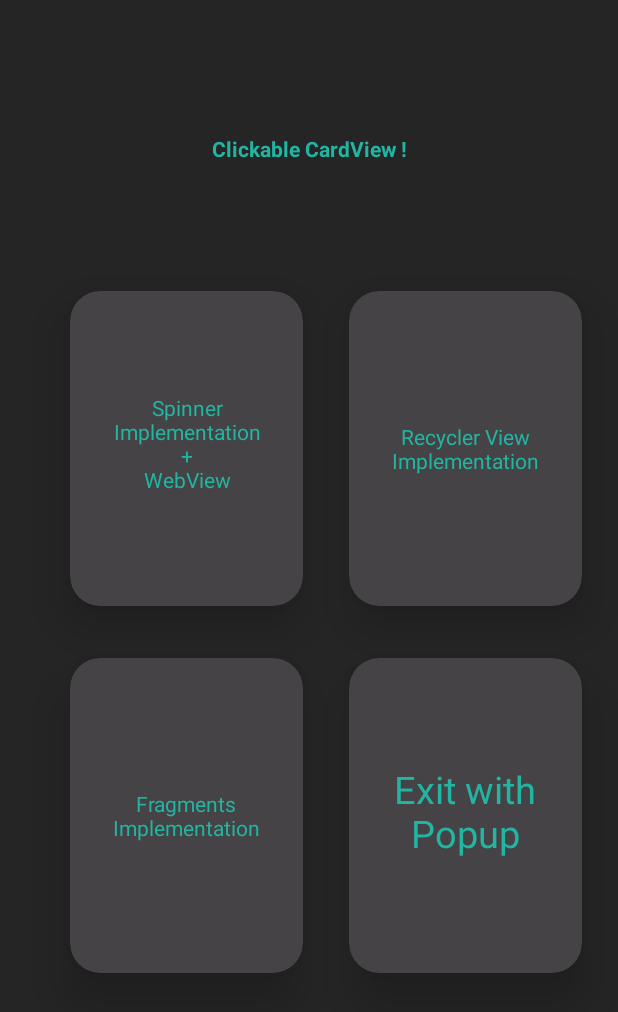
After one commit to Mandar800/PracticeAndroid-Application, an Android app: the layout activity_main_home.xml on its own in the app's theme, with its tools: preview values and no code run, on a phone screen of 412 x 824 dp. The commit adds this screen. Shown: the top 1012 px of the screen. Run offline under Robolectric (Android 15) with nearby library versions, the phone set to English and light mode, and no system bars; Roboto replaces fonts that are not available here.

Commit message:
new activity

```diff
--- /dev/null
+++ b/app/src/main/java/com/example/test/MainHome.java
@@ -0,0 +1,38 @@
+package com.example.test;
+
+import android.content.Intent;
+import android.support.v7.app.AppCompatActivity;
+import android.os.Bundle;
+import android.support.v7.widget.CardView;
+import android.view.View;
+
+public class MainHome extends AppCompatActivity implements View.OnClickListener {
+    private CardView card1,card2,card3,card4;
+    @Override
+    protected void onCreate(Bundle savedInstanceState) {
+        super.onCreate(savedInstanceState);
+        setContentView(R.layout.activity_main_home);
+        card1=(CardView)findViewById(R.id.cardView2);
+        card2=(CardView)findViewById(R.id.cardView5);
+        card3=(CardView)findViewById(R.id.cardView4);
+        card4=(CardView)findViewById(R.id.cardView3);
+        card1.setOnClickListener(this);
+        card2.setOnClickListener(this);
+        card3.setOnClickListener(this);
+        card4.setOnClickListener(this);
+    }
+
+    @Override
+    public void onClick(View v) {
+        Intent i;
+        switch(v.getId()){
+            case R.id.cardView2: i=new Intent(this,MainActivity.class);startActivity(i); break;
+            case R.id.cardView5: i=new Intent(this,recy.class);startActivity(i); break;
+            case R.id.cardView4: i=new Intent(this,frag.class);startActivity(i); break;
+            case R.id.cardView3:
+
+        }
+
+
+    }
+}
--- /dev/null
+++ b/app/src/main/java/com/example/test/frag.java
@@ -0,0 +1,13 @@
+package com.example.test;
+
+import android.support.v7.app.AppCompatActivity;
+import android.os.Bundle;
+
+public class frag extends AppCompatActivity {
+
+    @Override
+    protected void onCreate(Bundle savedInstanceState) {
+        super.onCreate(savedInstanceState);
+        setContentView(R.layout.activity_frag);
+    }
+}
--- a/app/src/main/java/com/example/test/home.java
+++ b/app/src/main/java/com/example/test/home.java
@@ -6,7 +6,7 @@ import android.support.v7.app.AppCompatActivity;
 import android.os.Bundle;
 
 public class home extends AppCompatActivity {
-    private static int SPLASH_TIME_OUT = 1000;
+    private static int SPLASH_TIME_OUT = 2000;
     @Override
     protected void onCreate(Bundle savedInstanceState) {
         super.onCreate(savedInstanceState);
@@ -15,7 +15,7 @@ public class home extends AppCompatActivity {
         new Handler().postDelayed(new Runnable() {
             @Override
             public void run() {
-                Intent homeintent = new Intent(home.this,MainActivity.class);
+                Intent homeintent = new Intent(home.this,MainHome.class);
                 startActivity(homeintent);
                 finish();
             }
--- /dev/null
+++ b/app/src/main/java/com/example/test/recy.java
@@ -0,0 +1,13 @@
+package com.example.test;
+
+import android.support.v7.app.AppCompatActivity;
+import android.os.Bundle;
+
+public class recy extends AppCompatActivity {
+
+    @Override
+    protected void onCreate(Bundle savedInstanceState) {
+        super.onCreate(savedInstanceState);
+        setContentView(R.layout.activity_recy);
+    }
+}
--- /dev/null
+++ b/app/src/main/res/layout/activity_frag.xml
@@ -0,0 +1,9 @@
+<?xml version="1.0" encoding="utf-8"?>
+<android.support.constraint.ConstraintLayout xmlns:android="http://schemas.android.com/apk/res/android"
+    xmlns:app="http://schemas.android.com/apk/res-auto"
+    xmlns:tools="http://schemas.android.com/tools"
+    android:layout_width="match_parent"
+    android:layout_height="match_parent"
+    tools:context=".frag">
+
+</android.support.constraint.ConstraintLayout>
--- a/app/src/main/res/layout/activity_home.xml
+++ b/app/src/main/res/layout/activity_home.xml
@@ -19,18 +19,20 @@
         android:padding="10dp"
         android:text="Welcome To MyAPP"
         android:textAlignment="center"
+        android:textAllCaps="false"
         android:textColor="@color/light"
         android:textSize="25dp"
+        android:textStyle="bold"
         app:layout_constraintBottom_toBottomOf="parent"
         app:layout_constraintEnd_toEndOf="parent"
         app:layout_constraintHorizontal_bias="0.492"
         app:layout_constraintStart_toStartOf="parent"
         app:layout_constraintTop_toTopOf="parent"
-        app:layout_constraintVertical_bias="0.416" />
+        app:layout_constraintVertical_bias="0.463" />
 
     <TextView
         android:id="@+id/textView2"
-        android:layout_width="295dp"
+        android:layout_width="172dp"
         android:layout_height="54dp"
         android:layout_marginStart="8dp"
         android:layout_marginTop="8dp"
@@ -47,4 +49,21 @@
         app:layout_constraintStart_toStartOf="parent"
         app:layout_constraintTop_toBottomOf="@+id/textView3"
         app:layout_constraintVertical_bias="0.975" />
+
+    <ImageView
+        android:id="@+id/imageView2"
+        android:layout_width="40dp"
+        android:layout_height="43dp"
+        android:layout_marginStart="8dp"
+        android:layout_marginTop="8dp"
+        android:layout_marginEnd="8dp"
+        android:layout_marginBottom="8dp"
+        android:src="@drawable/world"
+        app:layout_constraintBottom_toBottomOf="parent"
+        app:layout_constraintEnd_toEndOf="parent"
+        app:layout_constraintHorizontal_bias="0.76"
+        app:layout_constraintStart_toStartOf="parent"
+        app:layout_constraintTop_toBottomOf="@+id/textView3"
+        app:layout_constraintVertical_bias="0.943" />
+
 </android.support.constraint.ConstraintLayout>
--- /dev/null
+++ b/app/src/main/res/layout/activity_main_home.xml
@@ -0,0 +1,183 @@
+<?xml version="1.0" encoding="utf-8"?>
+<android.support.constraint.ConstraintLayout xmlns:android="http://schemas.android.com/apk/res/android"
+    xmlns:app="http://schemas.android.com/apk/res-auto"
+    xmlns:tools="http://schemas.android.com/tools"
+    android:layout_width="match_parent"
+    android:layout_height="match_parent"
+    android:background="@color/darkgrey"
+    tools:context=".MainHome">
+
+    <android.support.v7.widget.CardView
+        android:id="@+id/cardView5"
+        android:layout_width="155dp"
+        android:layout_height="210dp"
+        android:layout_marginTop="8dp"
+        android:layout_marginEnd="24dp"
+        android:layout_marginBottom="8dp"
+        app:cardBackgroundColor="@color/dark"
+        app:cardCornerRadius="20dp"
+        app:layout_constraintBottom_toTopOf="@+id/cardView3"
+        app:layout_constraintEnd_toEndOf="parent"
+        app:layout_constraintTop_toTopOf="parent"
+        app:cardElevation="20dp"
+
+        app:layout_constraintVertical_bias="0.876">
+
+        <android.support.constraint.ConstraintLayout
+            android:layout_width="match_parent"
+            android:layout_height="match_parent">
+
+            <TextView
+                android:id="@+id/textView6"
+                android:layout_width="wrap_content"
+                android:layout_height="wrap_content"
+                android:layout_marginStart="8dp"
+                android:layout_marginTop="8dp"
+                android:layout_marginEnd="8dp"
+                android:layout_marginBottom="8dp"
+                android:text="Recycler View Implementation"
+                android:textAlignment="center"
+                android:textColor="@color/light"
+                app:layout_constraintBottom_toBottomOf="parent"
+                app:layout_constraintEnd_toEndOf="parent"
+                app:layout_constraintStart_toStartOf="parent"
+                app:layout_constraintTop_toTopOf="parent" />
+        </android.support.constraint.ConstraintLayout>
+    </android.support.v7.widget.CardView>
+
+    <android.support.v7.widget.CardView
+        android:id="@+id/cardView2"
+        android:layout_width="155dp"
+        android:layout_height="210dp"
+        android:layout_marginStart="24dp"
+        android:layout_marginTop="8dp"
+        android:layout_marginEnd="8dp"
+        android:layout_marginBottom="8dp"
+        app:cardBackgroundColor="@color/dark"
+        app:cardCornerRadius="20dp"
+        app:layout_constraintBottom_toTopOf="@+id/cardView4"
+        app:layout_constraintEnd_toStartOf="@+id/cardView5"
+        app:layout_constraintStart_toStartOf="parent"
+        app:layout_constraintTop_toTopOf="parent"
+        app:layout_constraintVertical_bias="0.876"
+        app:cardElevation="20dp">
+
+        <android.support.constraint.ConstraintLayout
+            android:layout_width="match_parent"
+            android:layout_height="match_parent">
+
+            <TextView
+                android:id="@+id/textView5"
+                android:layout_width="141dp"
+                android:layout_height="97dp"
+                android:layout_marginStart="8dp"
+                android:layout_marginTop="8dp"
+                android:layout_marginEnd="8dp"
+                android:layout_marginBottom="8dp"
+                android:text="Spinner Implementation           +                       WebView"
+                android:textAlignment="center"
+                android:textColor="@color/light"
+                app:layout_constraintBottom_toBottomOf="parent"
+                app:layout_constraintEnd_toEndOf="parent"
+                app:layout_constraintHorizontal_bias="0.545"
+                app:layout_constraintStart_toStartOf="parent"
+                app:layout_constraintTop_toTopOf="parent"
+                app:layout_constraintVertical_bias="0.618" />
+        </android.support.constraint.ConstraintLayout>
+    </android.support.v7.widget.CardView>
+
+    <android.support.v7.widget.CardView
+        android:id="@+id/cardView3"
+        android:layout_width="155dp"
+        android:layout_height="210dp"
+        android:layout_marginTop="8dp"
+        android:layout_marginEnd="24dp"
+        android:layout_marginBottom="8dp"
+        app:cardBackgroundColor="@color/dark"
+        app:cardCornerRadius="20dp"
+        app:layout_constraintBottom_toBottomOf="parent"
+        app:layout_constraintEnd_toEndOf="parent"
+        app:layout_constraintTop_toTopOf="parent"
+        app:layout_constraintVertical_bias="0.72"
+        app:cardElevation="20dp">
+
+        <android.support.constraint.ConstraintLayout
+            android:layout_width="match_parent"
+            android:layout_height="match_parent">
+
+            <TextView
+                android:id="@+id/textView7"
+                android:layout_width="115dp"
+                android:layout_height="70dp"
+                android:layout_marginStart="8dp"
+                android:layout_marginTop="8dp"
+                android:layout_marginEnd="8dp"
+                android:layout_marginBottom="8dp"
+                android:text="Exit with Popup"
+                android:textAlignment="center"
+                android:textColor="@color/light"
+                android:textSize="25dp"
+                app:layout_constraintBottom_toBottomOf="parent"
+                app:layout_constraintEnd_toEndOf="parent"
+                app:layout_constraintStart_toStartOf="parent"
+                app:layout_constraintTop_toTopOf="parent" />
+        </android.support.constraint.ConstraintLayout>
+    </android.support.v7.widget.CardView>
+
+    <android.support.v7.widget.CardView
+        android:id="@+id/cardView4"
+        android:layout_width="155dp"
+        android:layout_height="210dp"
+        android:layout_marginStart="24dp"
+        android:layout_marginTop="8dp"
+        android:layout_marginEnd="8dp"
+        android:layout_marginBottom="8dp"
+        app:cardBackgroundColor="@color/dark"
+        app:cardCornerRadius="20dp"
+        app:layout_constraintBottom_toBottomOf="parent"
+        app:layout_constraintEnd_toStartOf="@+id/cardView3"
+        app:layout_constraintStart_toStartOf="parent"
+        app:layout_constraintTop_toTopOf="parent"
+        app:layout_constraintVertical_bias="0.72"
+        app:cardElevation="20dp">
+
+        <android.support.constraint.ConstraintLayout
+            android:layout_width="match_parent"
+            android:layout_height="match_parent">
+
+            <TextView
+                android:id="@+id/textView8"
+                android:layout_width="wrap_content"
+                android:layout_height="wrap_content"
+                android:layout_marginStart="8dp"
+                android:layout_marginTop="8dp"
+                android:layout_marginEnd="8dp"
+                android:layout_marginBottom="8dp"
+                android:text="Fragments Implementation"
+                android:textAlignment="center"
+                android:textColor="@color/light"
+                app:layout_constraintBottom_toBottomOf="parent"
+                app:layout_constraintEnd_toEndOf="parent"
+                app:layout_constraintStart_toStartOf="parent"
+                app:layout_constraintTop_toTopOf="parent" />
+        </android.support.constraint.ConstraintLayout>
+    </android.support.v7.widget.CardView>
+
+    <TextView
+        android:id="@+id/textView4"
+        android:layout_width="271dp"
+        android:layout_height="44dp"
+        android:layout_marginStart="8dp"
+        android:layout_marginTop="8dp"
+        android:layout_marginEnd="8dp"
+        android:layout_marginBottom="8dp"
+        android:padding="14dp"
+        android:text="Clickable CardView !"
+        android:textAlignment="center"
+        android:textColor="@color/light"
+        android:textStyle="bold"
+        app:layout_constraintBottom_toTopOf="@+id/cardView5"
+        app:layout_constraintEnd_toEndOf="parent"
+        app:layout_constraintStart_toStartOf="parent"
+        app:layout_constraintTop_toTopOf="parent" />
+</android.support.constraint.ConstraintLayout>
--- /dev/null
+++ b/app/src/main/res/layout/activity_recy.xml
@@ -0,0 +1,9 @@
+<?xml version="1.0" encoding="utf-8"?>
+<android.support.constraint.ConstraintLayout xmlns:android="http://schemas.android.com/apk/res/android"
+    xmlns:app="http://schemas.android.com/apk/res-auto"
+    xmlns:tools="http://schemas.android.com/tools"
+    android:layout_width="match_parent"
+    android:layout_height="match_parent"
+    tools:context=".recy">
+
+</android.support.constraint.ConstraintLayout>
--- a/app/src/main/res/values/colors.xml
+++ b/app/src/main/res/values/colors.xml
@@ -4,6 +4,6 @@
     <color name="colorPrimaryDark">#00574B</color>
     <color name="darkgrey">#262526</color>
     <color name="dark">#454345</color>
-    <color name="light">#29D9C2</color>
+    <color name="light">#22B5A2</color>
     <color name="colorAccent">#D81B60</color>
 </resources>
```
Also changed, not shown: app/src/main/AndroidManifest.xml (+4 -3 lines), app/src/main/res/drawable-v24/heart.png (added), app/src/main/res/drawable-v24/world.png (added).
